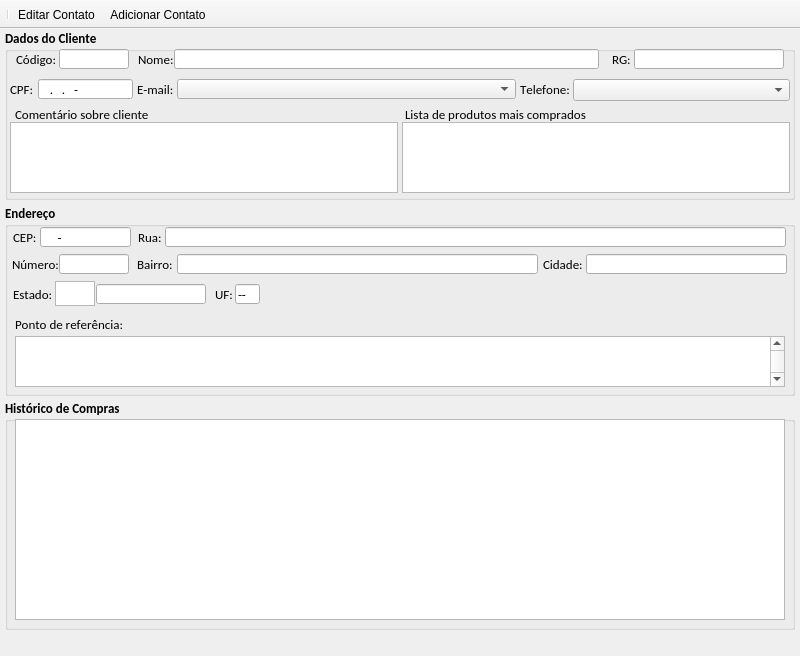
Before: the Qt Designer form loja/tela_clientes.ui in jmessias1725/sexloja, drawn with Qt 5.
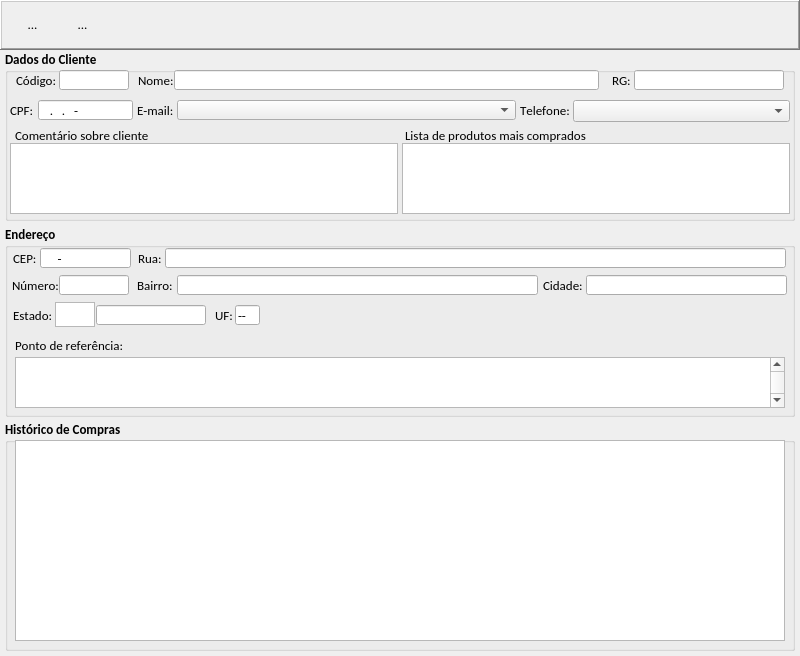
After: the same form once the commit is applied. Icons and pictures are not drawn.

```diff
--- a/loja/tela_clientes.ui
+++ b/loja/tela_clientes.ui
@@ -1,10 +1,7 @@
 <?xml version="1.0" encoding="UTF-8"?>
 <ui version="4.0">
  <class>tela_clientes</class>
- <widget class="QMainWindow" name="tela_clientes">
-  <property name="windowModality">
-   <enum>Qt::ApplicationModal</enum>
-  </property>
+ <widget class="QDialog" name="tela_clientes">
   <property name="geometry">
    <rect>
     <x>0</x>
@@ -13,18 +10,19 @@
     <height>656</height>
    </rect>
   </property>
-  <property name="sizePolicy">
-   <sizepolicy hsizetype="MinimumExpanding" vsizetype="MinimumExpanding">
-    <horstretch>0</horstretch>
-    <verstretch>0</verstretch>
-   </sizepolicy>
-  </property>
   <property name="maximumSize">
    <size>
     <width>800</width>
-    <height>900</height>
+    <height>656</height>
    </size>
   </property>
+  <property name="font">
+   <font>
+    <family>Calibri</family>
+    <pointsize>10</pointsize>
+    <kerning>false</kerning>
+   </font>
+  </property>
   <property name="windowTitle">
    <string>Clientes</string>
   </property>
@@ -32,12 +30,45 @@
    <iconset resource="imagens.qrc">
     <normaloff>:/img/img/logo_sex.png</normaloff>:/img/img/logo_sex.png</iconset>
   </property>
-  <widget class="QWidget" name="centralwidget">
+  <property name="modal">
+   <bool>true</bool>
+  </property>
+  <widget class="QGroupBox" name="groupBox">
+   <property name="geometry">
+    <rect>
+     <x>5</x>
+     <y>420</y>
+     <width>790</width>
+     <height>231</height>
+    </rect>
+   </property>
+   <property name="font">
+    <font>
+     <family>Calibri</family>
+     <pointsize>10</pointsize>
+     <weight>75</weight>
+     <bold>true</bold>
+    </font>
+   </property>
+   <property name="title">
+    <string>Histórico de Compras</string>
+   </property>
+   <widget class="QTableView" name="tv_historico_compras">
+    <property name="geometry">
+     <rect>
+      <x>10</x>
+      <y>20</y>
+      <width>770</width>
+      <height>201</height>
+     </rect>
+    </property>
+   </widget>
+  </widget>
    <widget class="QGroupBox" name="gb_dados_cliente">
     <property name="geometry">
      <rect>
       <x>5</x>
-      <y>0</y>
+     <y>50</y>
       <width>790</width>
       <height>171</height>
      </rect>
@@ -506,42 +537,11 @@
      </property>
     </widget>
    </widget>
-   <widget class="QGroupBox" name="groupBox">
-    <property name="geometry">
-     <rect>
-      <x>5</x>
-      <y>370</y>
-      <width>790</width>
-      <height>231</height>
-     </rect>
-    </property>
-    <property name="font">
-     <font>
-      <family>Calibri</family>
-      <pointsize>10</pointsize>
-      <weight>75</weight>
-      <bold>true</bold>
-     </font>
-    </property>
-    <property name="title">
-     <string>Histórico de Compras</string>
-    </property>
-    <widget class="QTableView" name="tv_historico_compras">
-     <property name="geometry">
-      <rect>
-       <x>10</x>
-       <y>20</y>
-       <width>770</width>
-       <height>201</height>
-      </rect>
-     </property>
-    </widget>
-   </widget>
    <widget class="QGroupBox" name="gb_endereo">
     <property name="geometry">
      <rect>
       <x>5</x>
-      <y>175</y>
+     <y>225</y>
       <width>790</width>
       <height>192</height>
      </rect>
@@ -987,54 +987,75 @@
     <zorder>gv_estado</zorder>
     <zorder>le_estado</zorder>
    </widget>
-  </widget>
-  <widget class="QToolBar" name="Barra_de_menu">
-   <property name="windowTitle">
-    <string>toolBar</string>
+  <widget class="QFrame" name="frame">
+   <property name="geometry">
+    <rect>
+     <x>0</x>
+     <y>0</y>
+     <width>800</width>
+     <height>50</height>
+    </rect>
    </property>
-   <property name="movable">
-    <bool>false</bool>
+   <property name="frameShape">
+    <enum>QFrame::WinPanel</enum>
    </property>
-   <property name="iconSize">
-    <size>
-     <width>40</width>
-     <height>40</height>
-    </size>
+   <property name="frameShadow">
+    <enum>QFrame::Raised</enum>
    </property>
-   <attribute name="toolBarArea">
-    <enum>TopToolBarArea</enum>
-   </attribute>
-   <attribute name="toolBarBreak">
-    <bool>false</bool>
-   </attribute>
-   <addaction name="separator"/>
-   <addaction name="actionEditar_Contato"/>
-   <addaction name="actionAdicionar_Contato"/>
-  </widget>
-  <action name="actionEditar_Contato">
+   <widget class="QToolButton" name="btn_editar_cliente">
+    <property name="geometry">
+     <rect>
+      <x>10</x>
+      <y>2</y>
+      <width>45</width>
+      <height>45</height>
+     </rect>
+    </property>
+    <property name="text">
+     <string>...</string>
+    </property>
    <property name="icon">
     <iconset resource="imagens.qrc">
      <normaloff>:/img/img/editar_cliente.png</normaloff>:/img/img/editar_cliente.png</iconset>
    </property>
+    <property name="iconSize">
+     <size>
+      <width>40</width>
+      <height>40</height>
+     </size>
+    </property>
+    <property name="autoRaise">
+     <bool>true</bool>
+    </property>
+   </widget>
+   <widget class="QToolButton" name="btn_adicionar_cliente">
+    <property name="geometry">
+     <rect>
+      <x>60</x>
+      <y>2</y>
+      <width>45</width>
+      <height>45</height>
+     </rect>
+    </property>
    <property name="text">
-    <string>Editar Contato</string>
-   </property>
-  </action>
-  <action name="actionAdicionar_Contato">
+     <string>...</string>
+    </property>
    <property name="icon">
     <iconset resource="imagens.qrc">
      <normaloff>:/img/img/adiciona_clientes.png</normaloff>:/img/img/adiciona_clientes.png</iconset>
    </property>
-   <property name="text">
-    <string>Adicionar Contato</string>
-   </property>
-  </action>
- </widget>
- <tabstops>
-  <tabstop>cb_email</tabstop>
-  <tabstop>te_comentario_cliente</tabstop>
-  <tabstop>tv_historico_compras</tabstop>
- </tabstops>
+    <property name="iconSize">
+     <size>
+      <width>40</width>
+      <height>40</height>
+     </size>
+    </property>
+    <property name="autoRaise">
+     <bool>true</bool>
+    </property>
+   </widget>
+  </widget>
+ </widget>
  <resources>
   <include location="imagens.qrc"/>
  </resources>
```
Left out of the diff: 2 changed lines with no effect on the pictures. Lines whose indentation alone changed are shown as unchanged.
